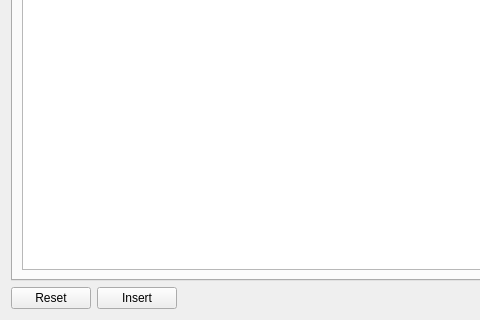
Before: the Qt Designer form scripts/devTools/editor.ui in Bluscream/pyTSon_plugins, drawn with Qt 5; both pictures show x 0 to 480 and y 409 to 729 of the 885 by 729 pixel window.
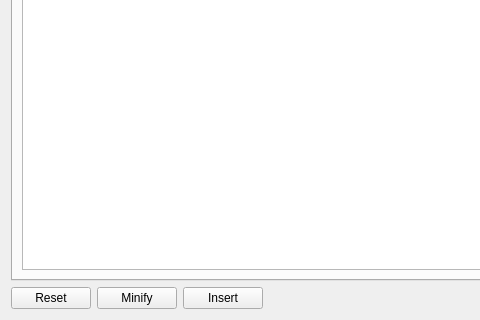
After: the same form once the commit is applied.

Commit message: added minify feature

Diff of the .ui file:
```diff
--- a/scripts/devTools/editor.ui
+++ b/scripts/devTools/editor.ui
@@ -41,6 +41,13 @@
        </property>
       </widget>
      </item>
+     <item>
+      <widget class="QPushButton" name="btn_minify">
+       <property name="text">
+        <string>Minify</string>
+       </property>
+      </widget>
+     </item>
      <item>
       <widget class="QPushButton" name="btn_insert">
        <property name="text">
```
The commit also changes 44 other files.
